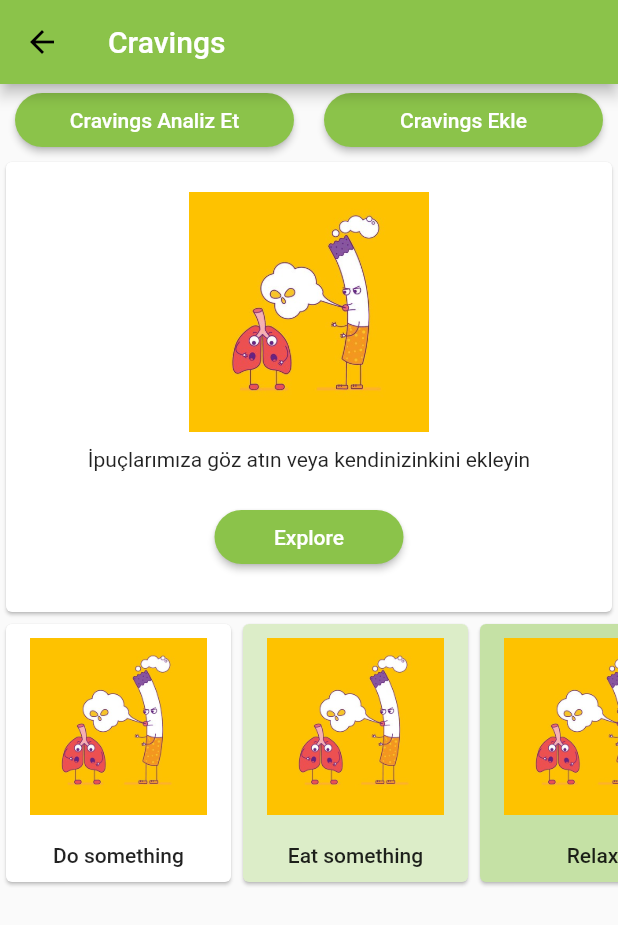
After one commit to cagricibuk/smokefree, a Flutter app: the Cravings screen opened directly, on a phone screen of 412 x 824 dp. The commit adds this screen. Shown: the top 925 px of the screen. Run offline on Flutter 3.47's test engine with Material 2 defaults, Android fonts, the phone set to English and light mode, and no system bars; our stand-ins replace auto_size_text, custom_radio_grouped_button, dots_indicator, flutter_holo_date_picker, introduction_screen, rflutter_alert and 3 more; missing offline and left inert: fab_circular_menu; accounts and stored records are empty.

Commit message:
cravings page tips database

```diff
--- /dev/null
+++ b/lib/cravings.dart
@@ -0,0 +1,146 @@
+import 'package:flutter/material.dart';
+import 'package:iknow/views/tips.dart';
+
+class Cravings extends StatefulWidget {
+  @override
+  _CravingsState createState() => _CravingsState();
+}
+
+class _CravingsState extends State<Cravings> {
+  List headerList = [
+    "Do something",
+    "Eat something",
+    "Relax",
+    "Reward Yourself",
+    "Benefits",
+    "Mantras",
+    "Our Suggestions",
+    "Cues",
+    "Sources"
+  ];
+  @override
+  Widget build(BuildContext context) {
+    return Scaffold(
+      appBar: AppBar(
+        title: Text(
+          "Cravings",
+          style: TextStyle(color: Colors.white),
+        ),
+      ),
+      body: Column(
+        children: [
+          Row(
+            mainAxisAlignment: MainAxisAlignment.spaceAround,
+            children: [
+              Container(
+                  width: MediaQuery.of(context).size.width / 2 - 20,
+                  child: RaisedButton(
+                    color: Colors.lightGreen,
+                    shape: RoundedRectangleBorder(
+                        borderRadius: BorderRadius.circular(20)),
+                    onPressed: () => {},
+                    child: Text(
+                      "Cravings Analiz Et",
+                      style: TextStyle(color: Colors.white),
+                    ),
+                  )),
+              Container(
+                  width: MediaQuery.of(context).size.width / 2 - 20,
+                  child: RaisedButton(
+                    color: Colors.lightGreen,
+                    shape: RoundedRectangleBorder(
+                        borderRadius: BorderRadius.circular(20)),
+                    onPressed: () => {},
+                    child: Text(
+                      "Cravings Ekle",
+                      style: TextStyle(color: Colors.white),
+                    ),
+                  )),
+            ],
+          ),
+          Card(
+            child: Container(
+              height: 300,
+              width: MediaQuery.of(context).size.width,
+              child: Column(
+                children: [
+                  SizedBox(
+                    height: 20,
+                  ),
+                  Container(
+                    height: 160,
+                    child: Image.asset(
+                      "assets/cigara.jpg",
+                    ),
+                  ),
+                  SizedBox(
+                    height: 10,
+                  ),
+                  Text("İpuçlarımıza göz atın veya kendinizinkini ekleyin"),
+                  SizedBox(
+                    height: 20,
+                  ),
+                  Container(
+                      width: MediaQuery.of(context).size.width / 2 - 80,
+                      child: RaisedButton(
+                        color: Colors.lightGreen,
+                        shape: RoundedRectangleBorder(
+                            borderRadius: BorderRadius.circular(20)),
+                        onPressed: () {
+                          Navigator.push(
+                            context,
+                            MaterialPageRoute(
+                                builder: (context) => Tips(
+                                      puan: -1,
+                                    )),
+                          );
+                        },
+                        child: Text(
+                          "Explore",
+                          style: TextStyle(color: Colors.white),
+                        ),
+                      )),
+                ],
+              ),
+            ),
+          ),
+          Container(
+            height: 180.0,
+            child: ListView(
+              scrollDirection: Axis.horizontal,
+              children: new List.generate(headerList.length, (int index) {
+                return new Card(
+                  color: Colors.lightGreen[index * 100],
+                  child: new Container(
+                    width: 150.0,
+                    height: 50.0,
+                    child: FlatButton(
+                      onPressed: () {
+                        Navigator.push(
+                          context,
+                          MaterialPageRoute(
+                              builder: (context) => Tips(
+                                    puan: index,
+                                  )),
+                        );
+                      },
+                      child: Column(
+                        mainAxisAlignment: MainAxisAlignment.spaceAround,
+                        children: [
+                          Image.asset(
+                            "assets/cigara.jpg",
+                          ),
+                          new Text("${headerList[index]}"),
+                        ],
+                      ),
+                    ),
+                  ),
+                );
+              }),
+            ),
+          ),
+        ],
+      ),
+    );
+  }
+}
--- a/lib/views/daily.dart
+++ b/lib/views/daily.dart
@@ -18,9 +18,9 @@ Future<List<DailyModel>> fetchBilgilerFromDatabase() async {
 class _DailyState extends State<Daily> {
   var dbHelper = DBHelperDaily();
   List aylar = [
-    "Ocak",
+    "Oca",
     "Şub",
-    "Mart",
+    "Mar",
     "Nis",
     "May",
     "Haz",
--- a/lib/views/saveFor.dart
+++ b/lib/views/saveFor.dart
@@ -186,6 +186,7 @@ class _SaveForState extends State<SaveFor> {
               ),
               Container(
                 height: 520,
+                ///////////////////////////////////////////////////////
                 child: FutureBuilder<List<SaveForModel>>(
                   future: fetchBilgilerFromDatabase(),
                   builder: (context, snapshot) {
```
Also changed, not shown: lib/ana.dart (+7 -1 lines), lib/helper/db_helperFavorites.dart (added, +128 -0 lines), lib/helper/db_helperTips.dart (added, +128 -0 lines), lib/tipsModel.dart (added, +25 -0 lines), lib/views/addDaily.dart (+15 -2 lines), lib/views/tips.dart (added, +132 -0 lines).
